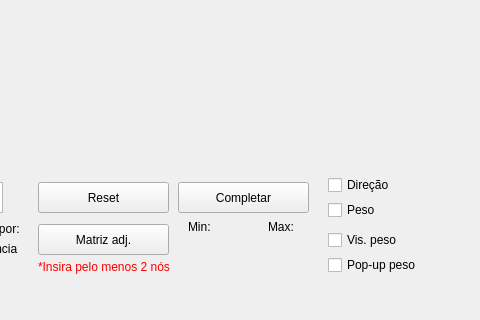
Above: mainwindow.ui from juliaaviee/graphDraw before the change; both pictures show x 322 to 802 and y 291 to 611 of the 802 by 611 pixel window. Below: the same form after it.
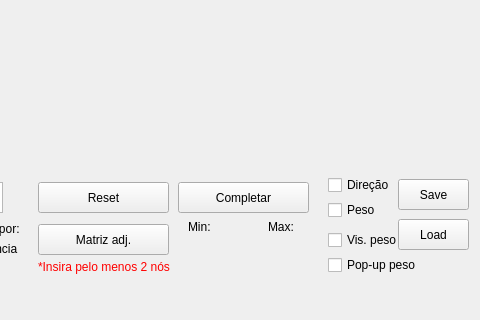
That is the form after the change. Icons and pictures are not drawn.

Patch:
```diff
--- a/mainwindow.ui
+++ b/mainwindow.ui
@@ -360,6 +360,32 @@
      <string>Max:</string>
     </property>
    </widget>
+   <widget class="QPushButton" name="load">
+    <property name="geometry">
+     <rect>
+      <x>720</x>
+      <y>510</y>
+      <width>71</width>
+      <height>31</height>
+     </rect>
+    </property>
+    <property name="text">
+     <string>Load</string>
+    </property>
+   </widget>
+   <widget class="QPushButton" name="save">
+    <property name="geometry">
+     <rect>
+      <x>720</x>
+      <y>470</y>
+      <width>71</width>
+      <height>31</height>
+     </rect>
+    </property>
+    <property name="text">
+     <string>Save</string>
+    </property>
+   </widget>
   </widget>
  </widget>
  <resources/>
```
